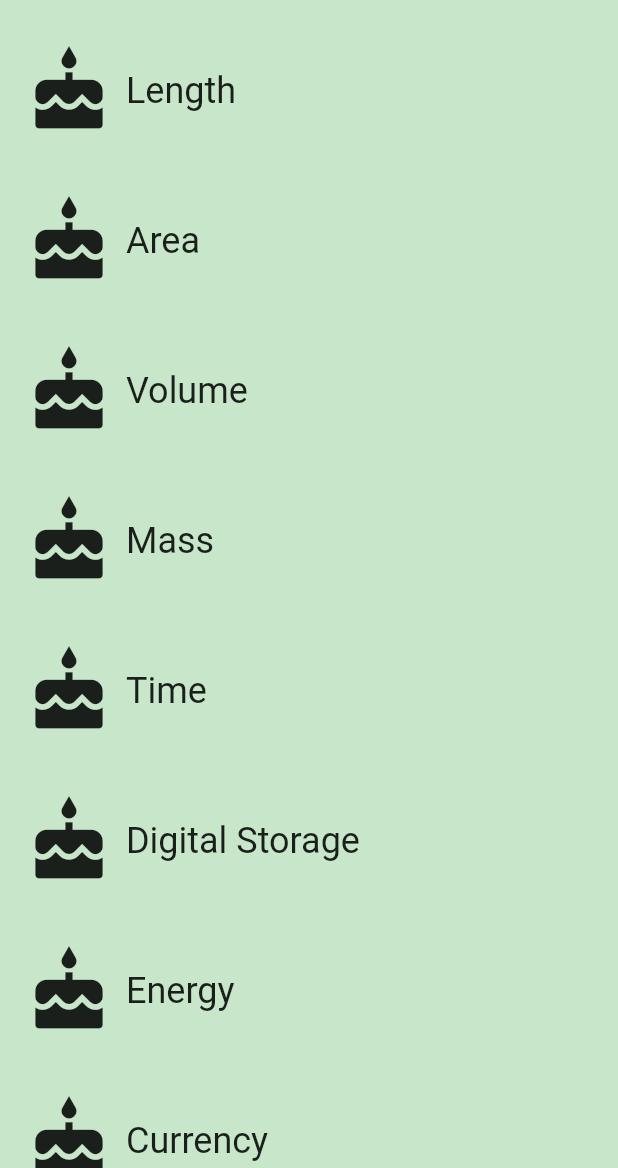
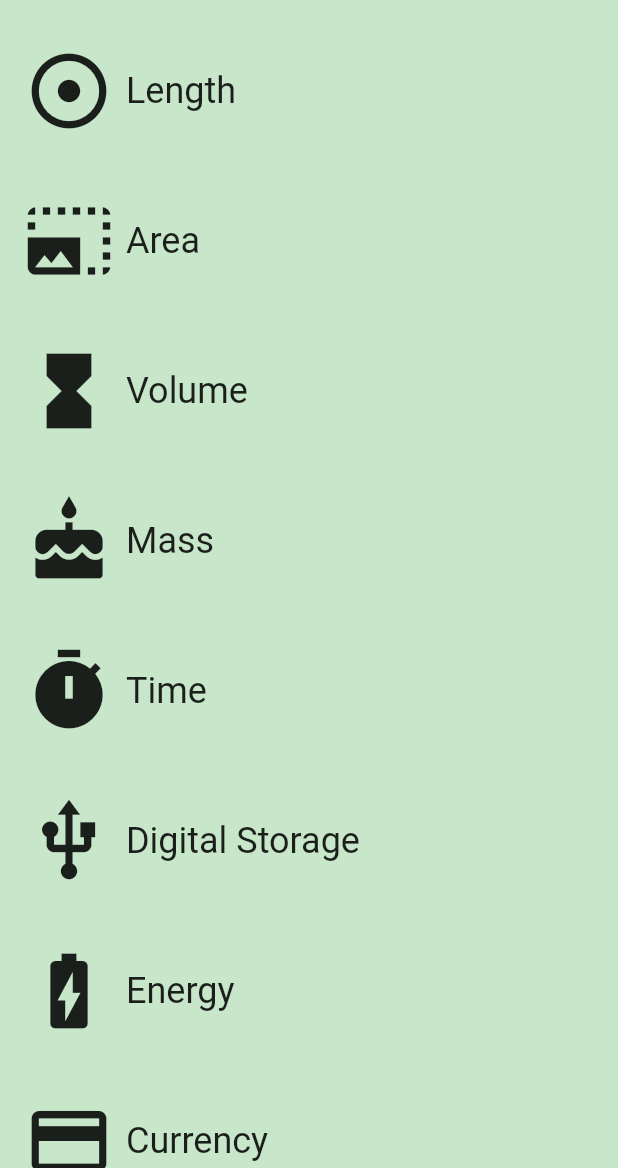
Before and after one commit to pbl808HS/starter_flutter, a Flutter app: the screen it shows after launch, on a phone screen of 412 x 824 dp, the part 68-1236 px from its top. Run offline on Flutter 3.47's test engine with Material 2 defaults, Android fonts, the phone set to English and light mode, and no system bars.

Commit message:
Adding icons

```diff
--- a/lib/category_route.dart
+++ b/lib/category_route.dart
@@ -28,6 +28,17 @@ class CategoryRoute extends StatelessWidget {
     Colors.red
   ];
 
+  static const _categoryIcons = <IconData>[
+    Icons.adjust, //Colors.teal,
+    Icons.photo_size_select_large,//Colors.orange,
+    Icons.hourglass_full,
+    Icons.cake,
+    Icons.timer,
+    Icons.usb,
+    Icons.battery_charging_full,
+    Icons.payment
+  ];
+
   Widget _buildCategoryWidgets(List<Widget> categories) {
     return ListView.builder(
       itemBuilder: (BuildContext context, int index) => categories[index],
@@ -43,7 +54,7 @@ class CategoryRoute extends StatelessWidget {
       categories.add(Category(
           name: _categoryNames[i],
           color: _baseColors[i],
-          iconLocation: Icons.cake
+          iconLocation: _categoryIcons[i]
       ));
     }
     final listView = Container(
```
